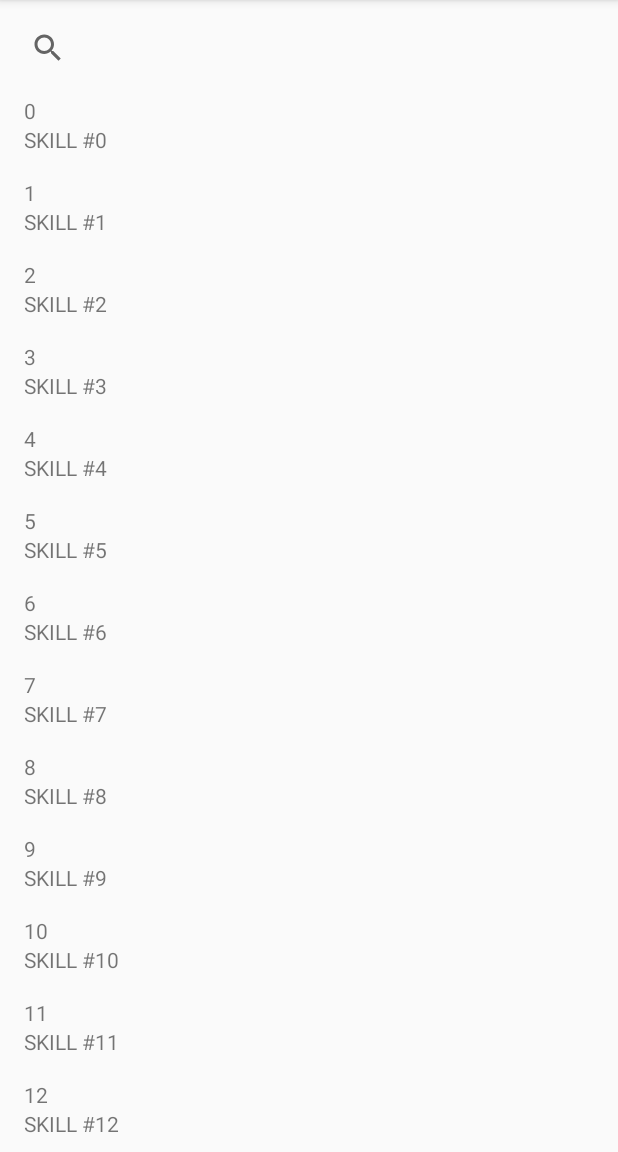
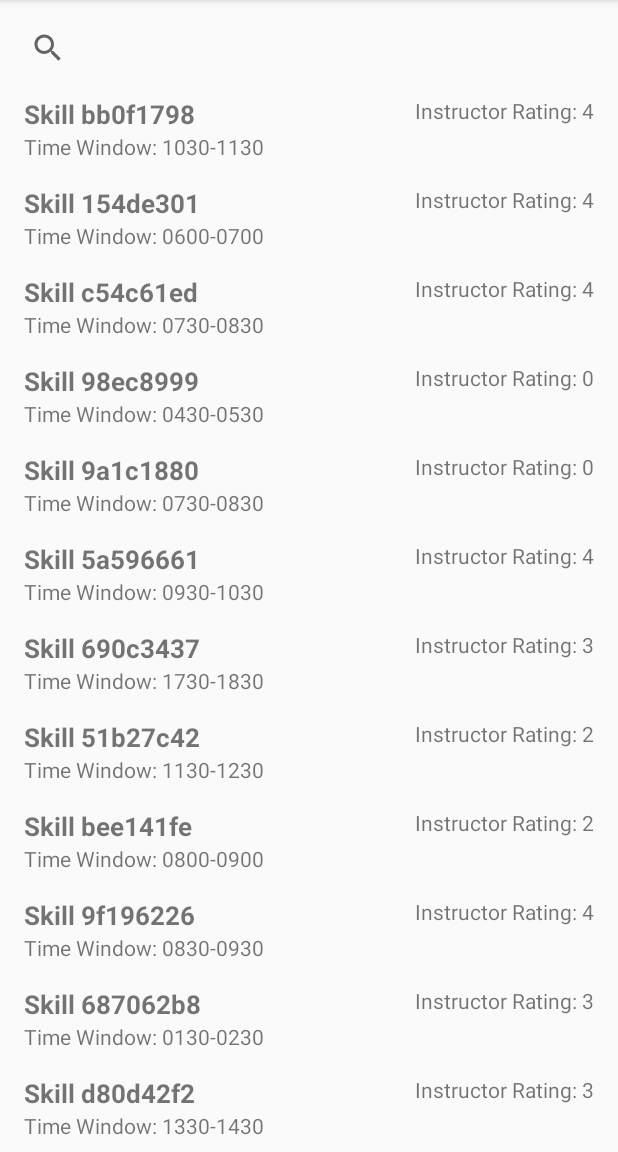
Before and after one commit to Tanya16107/Sahayak, an Android app: the screen it shows after launch (MenteeOptionsActivity), after a tap on "Continue", on a phone screen of 412 x 824 dp, the part 84-1236 px from its top. Run offline under Robolectric (Android 15) with nearby library versions, the phone set to English and light mode, and no system bars.

Commit message:
UI Modeifications

```diff
--- a/app/src/main/java/com/mobilecomputing/sahayak/Adapters/ProposalAdapter.java
+++ b/app/src/main/java/com/mobilecomputing/sahayak/Adapters/ProposalAdapter.java
@@ -49,21 +49,24 @@ public class ProposalAdapter extends RecyclerView.Adapter<ProposalAdapter.Propos
 
         private Proposal mProposal;
 
-        private TextView mProposal_ID;
+        private TextView mProposal_Rating;
         private TextView mProposal_Skill;
+        private  TextView mProposal_TimeWindow;
 
         ProposalHolder(View itemview) {
             super(itemview);
             itemView.setOnClickListener(this);
 
-            mProposal_ID = (TextView) itemView.findViewById(R.id.proposal_id);
+            mProposal_Rating = (TextView) itemView.findViewById(R.id.proposal_rating);
             mProposal_Skill = (TextView) itemView.findViewById(R.id.proposal_skill);
+            mProposal_TimeWindow = (TextView) itemview.findViewById(R.id.proposal_time_window);
         }
 
         public void bind(Proposal proposal) {
             mProposal = proposal;
-            mProposal_ID.setText(""+mProposal.getID());
+            mProposal_Rating.setText("Instructor Rating: "+mProposal.getRating());
             mProposal_Skill.setText(mProposal.getSkill());
+            mProposal_TimeWindow.setText("Time Window: "+mProposal.getTimeWindow());
         }
 
         @Override
--- a/app/src/main/java/com/mobilecomputing/sahayak/JavaClasses/Proposal.java
+++ b/app/src/main/java/com/mobilecomputing/sahayak/JavaClasses/Proposal.java
@@ -6,10 +6,14 @@ public class Proposal implements Serializable
 {
     int ID;
     private String mentorName;
-    private int mentorRank;
+    private int mentorRating;
     private String category;
     private String skill;
-    private int timeWindow;
+    private String description;
+    public int startHour;
+    public int startMin;
+    public int endHour;
+    public int endMin;
     private int durationCap;
 
     public Proposal(int i,String s)
@@ -27,4 +31,58 @@ public class Proposal implements Serializable
     {
         return skill;
     }
+
+    public void setMentorRating(int r)
+    {
+        mentorRating=r;
+    }
+
+    public int getRating()
+    {
+        return mentorRating;
+    }
+
+    public void setDescription(String d)
+    {
+        description=d;
+    }
+
+    public String getDescription()
+    {
+        return description;
+    }
+
+    public void setTimeWindow(int sh,int sm,int eh,int em)
+    {
+        startHour=sh;
+        startMin=sm;
+        endHour=eh;
+        endMin=em;
+    }
+
+    public String getTimeWindow()
+    {
+
+        String S="";
+        String tmp[]={"00","30"};
+        if(startHour<10)
+        {
+            S+="0"+startHour+""+tmp[startMin];
+        }
+        else
+        {
+            S+=startHour+""+tmp[startMin];
+        }
+
+        S+="-";
+        if(endHour<10)
+        {
+            S+="0"+endHour+""+tmp[endMin];
+        }
+        else
+        {
+            S+=endHour+""+tmp[endMin];
+        }
+        return S;
+    }
 }
--- a/app/src/main/java/com/mobilecomputing/sahayak/JavaClasses/ProposalLab.java
+++ b/app/src/main/java/com/mobilecomputing/sahayak/JavaClasses/ProposalLab.java
@@ -4,6 +4,8 @@ import android.content.Context;
 
 import java.util.ArrayList;
 import java.util.List;
+import java.util.Random;
+import java.util.UUID;
 
 
 public class ProposalLab {
@@ -22,9 +24,18 @@ public class ProposalLab {
     private ProposalLab(Context context)
     {
         mProposals=new ArrayList<>();
-        for (int i=0; i<100; i++)
+        Random rand=new Random();
+
+        for (int i=0; i<20; i++)
         {
-            Proposal p=new Proposal(i,"SKILL #"+i);
+            Proposal p=new Proposal(i,"Skill "+UUID.randomUUID().toString().split("-")[0]);
+            p.setMentorRating(rand.nextInt(6));
+            p.setDescription(UUID.randomUUID().toString().replace("-"," ")+" "+UUID.randomUUID().toString().replace("-"," ")+" "+
+                    UUID.randomUUID().toString().replace("-"," "));
+
+            int hour=rand.nextInt(22);
+            int min=rand.nextInt(2);
+            p.setTimeWindow(hour,min,hour+1,min);
             mProposals.add(p);
         }
     }
--- a/app/src/main/res/layout/proposal_layout.xml
+++ b/app/src/main/res/layout/proposal_layout.xml
@@ -5,17 +5,35 @@
     android:layout_height="wrap_content"
     android:padding="8dp">
 
+    <LinearLayout
+        android:orientation="horizontal"
+        android:layout_width="match_parent"
+        android:layout_height="wrap_content">
+        <TextView
+            android:id="@+id/proposal_skill"
+            android:layout_width="wrap_content"
+            android:layout_height="wrap_content"
+            android:textSize="17sp"
+            android:textStyle="bold"
+            />
+
+        <LinearLayout
+            android:orientation="horizontal"
+            android:layout_width="match_parent"
+            android:layout_height="wrap_content"
+            android:gravity="right">
+            <TextView
+                android:id="@+id/proposal_rating"
+                android:layout_width="wrap_content"
+                android:layout_height="wrap_content"
+                />
+        </LinearLayout>
+    </LinearLayout>
+
     <TextView
-        android:id="@+id/proposal_id"
+        android:id="@+id/proposal_time_window"
         android:layout_width="wrap_content"
         android:layout_height="wrap_content"
-        android:text="1"
         />
 
-    <TextView
-        android:id="@+id/proposal_skill"
-        android:layout_width="wrap_content"
-        android:layout_height="wrap_content"
-        android:text="SKILL"
-        />
 </LinearLayout>
```
Also changed, not shown: app/src/main/java/com/mobilecomputing/sahayak/Fragments/proposalShowFragment.java (+57 -2 lines), app/src/main/res/layout/fragment_proposal_show.xml (+61 -3 lines).
